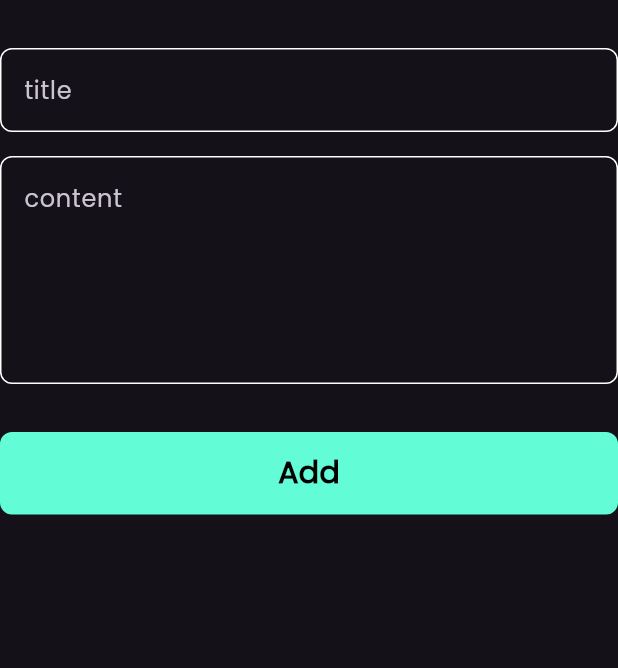
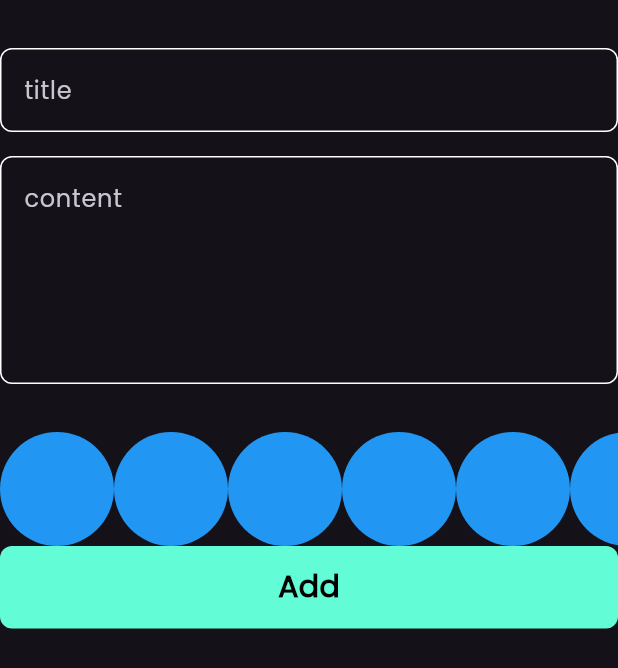
Before and after one commit to EngMohammed123/notes_app, a Flutter app: the AddNoteForm widget shown alone on an empty page, opened directly, on a phone screen of 412 x 824 dp. Shown: the top 668 px of the screen. Run offline on Flutter 3.47's test engine with Material 3 defaults, Android fonts, the phone set to English and light mode, and no system bars; our stand-ins replace flutter_bloc, hive, hive_flutter, modal_progress_hud_nsn; accounts and stored records are empty.

Commit message:
create colors list view part 1

```diff
--- a/lib/views/widgets/add_note_form.dart
+++ b/lib/views/widgets/add_note_form.dart
@@ -3,6 +3,7 @@ import 'package:flutter_bloc/flutter_bloc.dart';
 import 'package:intl/intl.dart';
 import 'package:notes_app/cubits/add_note_cubit/add_note_cubit.dart';
 import 'package:notes_app/models/note_model.dart';
+import 'package:notes_app/views/widgets/colors_list_view.dart';
 import 'package:notes_app/views/widgets/custom_button.dart';
 import 'package:notes_app/views/widgets/custom_text_field.dart';
 
@@ -52,6 +53,7 @@ class _AddNoteFormState extends State<AddNoteForm> {
           SizedBox(
             height: 32,
           ),
+          const ColorsListView(),
           BlocBuilder<AddNoteCubit, AddNoteState>(
             builder: (context, state) {
               return CustomButton(
--- /dev/null
+++ b/lib/views/widgets/colors_list_view.dart
@@ -0,0 +1,30 @@
+import 'package:flutter/material.dart';
+
+class ColorItem extends StatelessWidget {
+  const ColorItem({super.key});
+
+  @override
+  Widget build(BuildContext context) {
+    return const CircleAvatar(
+      radius: 38,
+      backgroundColor: Colors.blue,
+    );
+  }
+}
+
+class ColorsListView extends StatelessWidget {
+  const ColorsListView({super.key});
+
+  @override
+  Widget build(BuildContext context) {
+    return SizedBox(
+      height: 76,
+      child: ListView.builder(
+        itemCount: 10,
+        scrollDirection: Axis.horizontal,
+        itemBuilder: (context, index) {
+          return const ColorItem();
+        },),
+    );
+  }
+}
```
